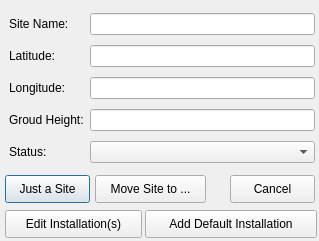
Old version of the form qrap_svn/Interface/Site.ui in the repository wangxn2015/qrap_version_svn.
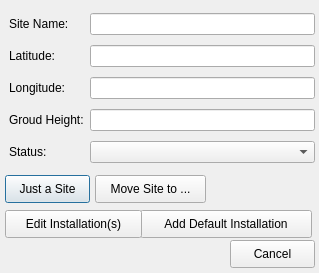
New version of the form. Icons and pictures are not drawn.

Patch:
```diff
--- a/qrap_svn/Interface/Site.ui
+++ b/qrap_svn/Interface/Site.ui
@@ -7,7 +7,7 @@
     <x>0</x>
     <y>0</y>
     <width>319</width>
-    <height>241</height>
+    <height>273</height>
    </rect>
   </property>
   <property name="windowTitle">
@@ -95,7 +95,7 @@
   <widget class="QPushButton" name="btnDefaultInst">
    <property name="geometry">
     <rect>
-     <x>145</x>
+     <x>140</x>
      <y>210</y>
      <width>172</width>
      <height>28</height>
@@ -109,7 +109,7 @@
    <property name="geometry">
     <rect>
      <x>230</x>
-     <y>175</y>
+     <y>240</y>
      <width>85</width>
      <height>28</height>
     </rect>
```
Left out of the diff: 5 changed lines with no effect on the pictures.
